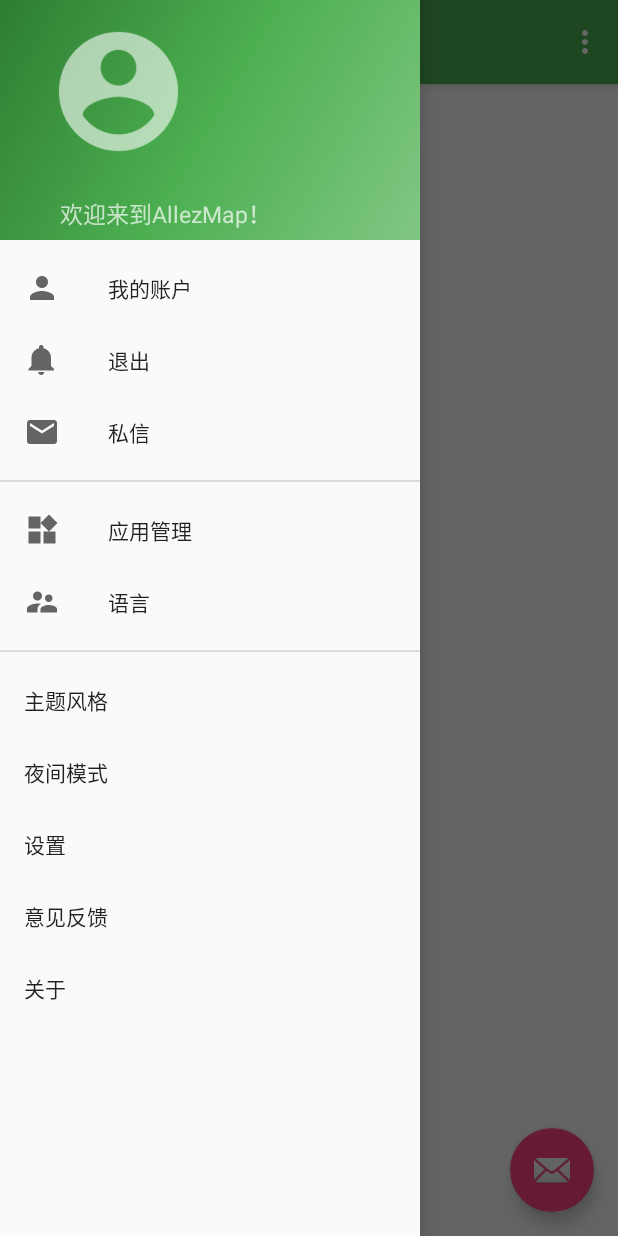
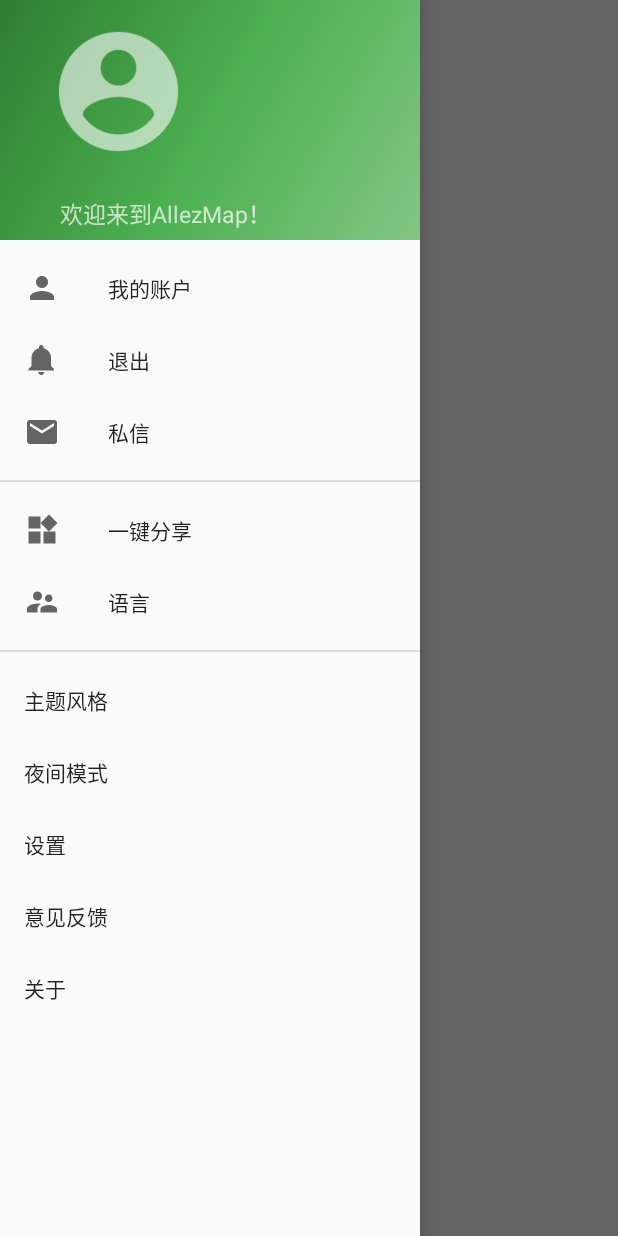
Before and after one commit to AlvaWymer/AllezMaps, an Android app: the ProgrammeActivity screen opened directly, with no data from a screen before it, with the side drawer open, on a phone screen of 412 x 824 dp. Run offline under Robolectric (Android 15) with nearby library versions, the phone set to English and light mode, and no system bars; our stand-ins replace ButterKnife; 1 statement that could not run was skipped.

Commit message:
取消navigation的bar滑动效果

```diff
--- a/app/src/main/java/com/helloworld/lyz/allezmap/ProgrammeActivity.java
+++ b/app/src/main/java/com/helloworld/lyz/allezmap/ProgrammeActivity.java
@@ -130,8 +130,8 @@ public class ProgrammeActivity extends BaseActivity implements NavigationView.On
 
                 langage_set();
                 break;
-            case R.id.nav_manage:
-                string = "通知";
+            case R.id.nav_share:
+                string = "一键分享";
                 break;
             case R.id.nav_message:
                 string = "私信";
--- a/app/src/main/res/layout/app_bar_programme.xml
+++ /dev/null
@@ -1,34 +0,0 @@
-<?xml version="1.0" encoding="utf-8"?>
-<android.support.design.widget.CoordinatorLayout xmlns:android="http://schemas.android.com/apk/res/android"
-    xmlns:app="http://schemas.android.com/apk/res-auto"
-    xmlns:tools="http://schemas.android.com/tools"
-    android:layout_width="match_parent"
-    android:layout_height="match_parent"
-    android:fitsSystemWindows="true"
-    tools:context="com.helloworld.lyz.allezmap.ProgrammeActivity">
-
-    <android.support.design.widget.AppBarLayout
-        android:layout_width="match_parent"
-        android:layout_height="wrap_content"
-        android:theme="@style/AppTheme.AppBarOverlay">
-
-        <android.support.v7.widget.Toolbar
-            android:id="@+id/program_activity_toolbar"
-            android:layout_width="match_parent"
-            android:layout_height="?attr/actionBarSize"
-            android:background="?attr/colorPrimary"
-            app:popupTheme="@style/AppTheme.PopupOverlay" />
-
-    </android.support.design.widget.AppBarLayout>
-
-    <include layout="@layout/content_programme" />
-
-    <android.support.design.widget.FloatingActionButton
-        android:id="@+id/fab"
-        android:layout_width="wrap_content"
-        android:layout_height="wrap_content"
-        android:layout_gravity="bottom|end"
-        android:layout_margin="@dimen/fab_margin"
-        app:srcCompat="@android:drawable/ic_dialog_email" />
-
-</android.support.design.widget.CoordinatorLayout>
--- a/app/src/main/res/layout/content_programme.xml
+++ b/app/src/main/res/layout/content_programme.xml
@@ -15,5 +15,5 @@
 <TextView
     android:layout_width="match_parent"
     android:layout_height="match_parent"
-    android:text="fdsfas"/>
+    android:text="fdsfas======"/>
 </RelativeLayout>
--- a/app/src/main/res/menu/activity_programme_drawer.xml
+++ b/app/src/main/res/menu/activity_programme_drawer.xml
@@ -23,8 +23,8 @@
     <group android:checkableBehavior="none"
         android:id="@+id/group_manage">
         <item
-            android:id="@+id/nav_manage"
-            android:title="应用管理"
+            android:id="@+id/nav_share"
+            android:title="一键分享"
             android:icon="@mipmap/ic_app_management_gray_24"/>
         <item
             android:id="@+id/nav_langage"
```
